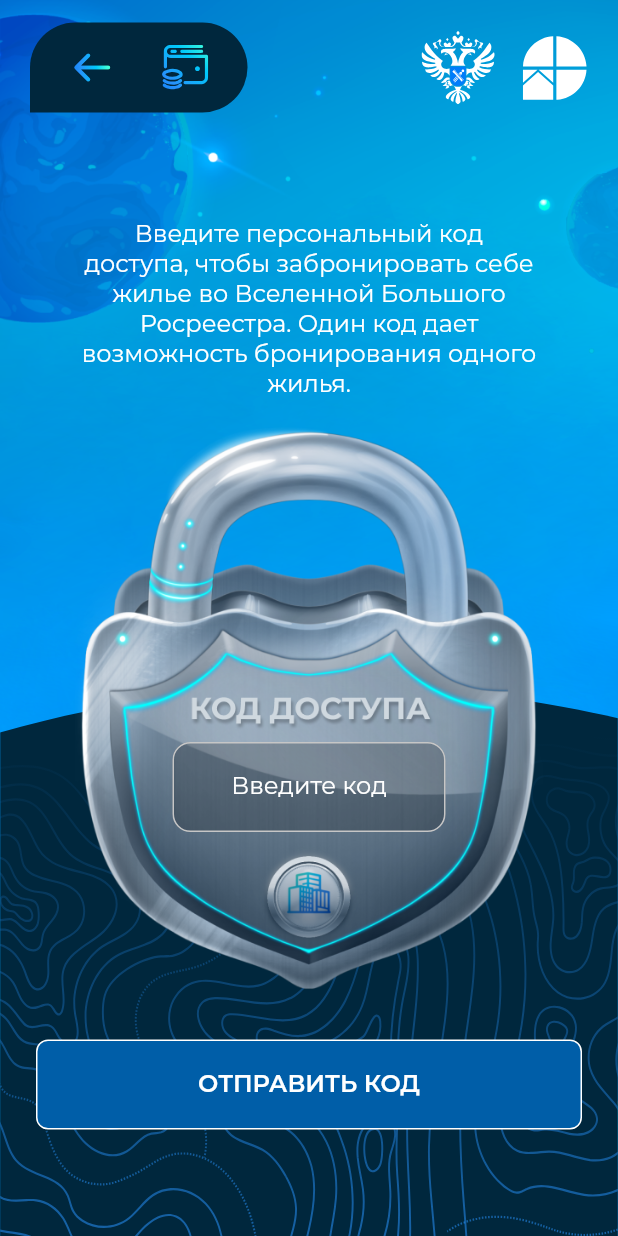
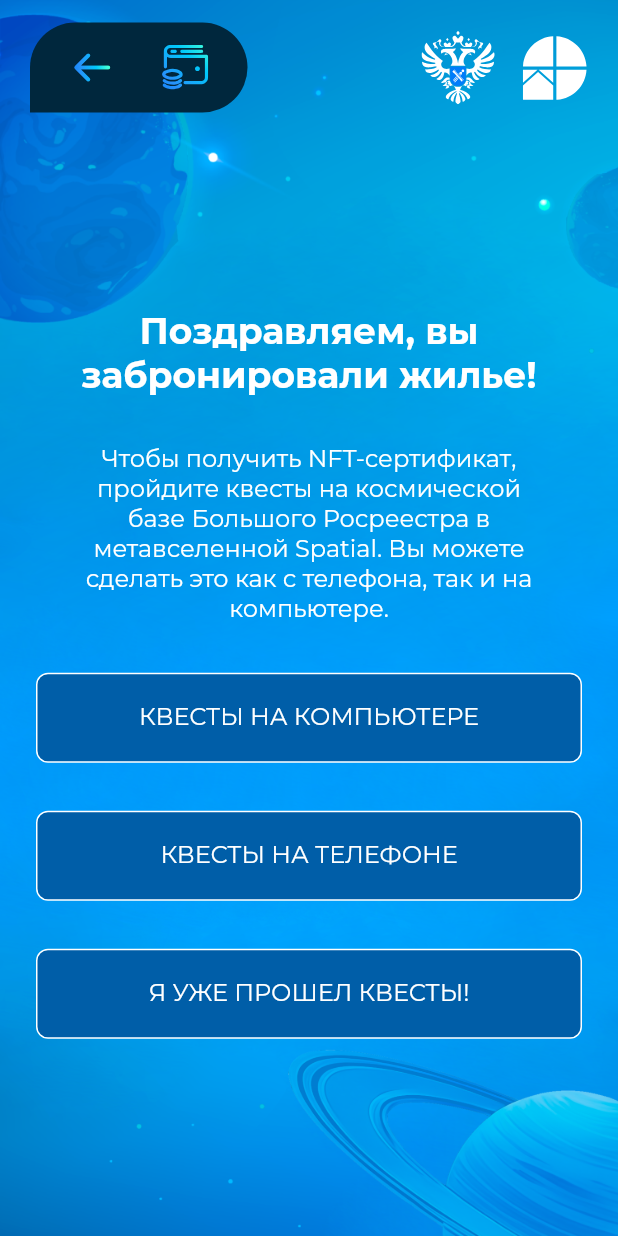
Before and after one commit to Nikolay-leukhin/GalaxyRuData, a Flutter app: the screen it shows after launch, on a phone screen of 412 x 824 dp. Run offline on Flutter 3.47's test engine with Material 2 defaults, Android fonts, the phone set to English and light mode, and no system bars; our stand-ins replace bloc, dio, flutter_bloc, flutter_dotenv, flutter_svg, google_fonts and 3 more; accounts and stored records are empty.

Commit message:
еще экранчик

```diff
--- a/lib/feature/access_code/ui/congratulations_booked_accommodation.dart
+++ b/lib/feature/access_code/ui/congratulations_booked_accommodation.dart
@@ -1,17 +1,77 @@
 import 'package:flutter/material.dart';
+import 'package:galaxy_rudata/utils/utils.dart';
+import 'package:galaxy_rudata/widgets/app_bars/main_app_bar.dart';
+import 'package:galaxy_rudata/widgets/buttons/custom_button.dart';
+import 'package:galaxy_rudata/widgets/scaffolds/main_scaffold.dart';
+
+const String _congratulationsMessage =
+    'Чтобы получить NFT-сертификат, пройдите квесты на космической базе Большого Росреестра в метавселенной Spatial. Вы можете сделать это как с телефона, так и на компьютере.';
 
 class CongratulationsBookedAccommodation extends StatefulWidget {
   const CongratulationsBookedAccommodation({super.key});
 
   @override
-  State<CongratulationsBookedAccommodation> createState() => _CongratulationsBookedAccommodationState();
+  State<CongratulationsBookedAccommodation> createState() =>
+      _CongratulationsBookedAccommodationState();
 }
 
-class _CongratulationsBookedAccommodationState extends State<CongratulationsBookedAccommodation> {
+class _CongratulationsBookedAccommodationState
+    extends State<CongratulationsBookedAccommodation> {
+  final separate = const SizedBox(
+    height: 32,
+  );
+
   @override
   Widget build(BuildContext context) {
-    return const Placeholder(
-
-    );
+    return MainScaffold(
+      appBar: MainAppBar(context),
+        body: Padding(
+      padding: const EdgeInsets.symmetric(horizontal: 24),
+      child: Center(
+        child: Column(
+          mainAxisSize: MainAxisSize.min,
+          children: [
+            Text(
+              'Поздравляем, вы забронировали жилье!',
+              textAlign: TextAlign.center,
+              style: AppTypography.font24w700,
+            ),
+            separate,
+            Padding(
+              padding: const EdgeInsets.symmetric(horizontal: 30),
+              child: Text(
+                _congratulationsMessage,
+                style: AppTypography.font16w400,
+                textAlign: TextAlign.center,
+              ),
+            ),
+            separate,
+            CustomButton(
+                content: Text(
+                  'Квесты на компьютере'.toUpperCase(),
+                  style: AppTypography.font16w400,
+                ),
+                onTap: () {},
+                width: double.infinity),
+            separate,
+            CustomButton(
+                content: Text(
+                  'Квесты на телефоне'.toUpperCase(),
+                  style: AppTypography.font16w400,
+                ),
+                onTap: () {},
+                width: double.infinity),
+            separate,
+            CustomButton(
+                content: Text(
+                  'Я уже прошел квесты!'.toUpperCase(),
+                  style: AppTypography.font16w400,
+                ),
+                onTap: () {},
+                width: double.infinity),
+          ],
+        ),
+      ),
+    ));
   }
 }
--- a/lib/routes/route_names.dart
+++ b/lib/routes/route_names.dart
@@ -4,5 +4,6 @@
   static const String authPin = '/pin';
   static const String nftCertificate = '/nft_certificate';
   static const String accessCodeLock = '/access_code_lock';
+  static const String congratulations = '/congratulations_screen';
   static const String safe = '/safe';
 }
--- a/lib/routes/routes.dart
+++ b/lib/routes/routes.dart
@@ -1,4 +1,5 @@
 import 'package:flutter/cupertino.dart';
+import 'package:galaxy_rudata/feature/access_code/ui/congratulations_booked_accommodation.dart';
 import 'package:galaxy_rudata/feature/auth/ui/pages/login_screen.dart';
 import 'package:galaxy_rudata/feature/auth/ui/pages/pin_screen.dart';
 import 'package:galaxy_rudata/feature/access_code/ui/lock_screen.dart';
@@ -7,10 +8,11 @@
 import 'package:galaxy_rudata/routes/route_names.dart';
 
 Map<String, Widget Function(BuildContext)> appRoutes = {
+  RouteNames.root: (context) => const CongratulationsBookedAccommodation(),
   RouteNames.authEnterEmail: (context) => const LoginScreen(),
-  RouteNames.root: (context) => const LockScreen(),
   RouteNames.nftCertificate: (context) => const NftCertificateScreen(),
   RouteNames.accessCodeLock: (context) => const LockScreen(),
+  RouteNames.congratulations: (context) => const CongratulationsBookedAccommodation(),
   RouteNames.safe: (context) => const SafeScreen(),
   RouteNames.authPin: (context) => const PinScreen()
 };
```
